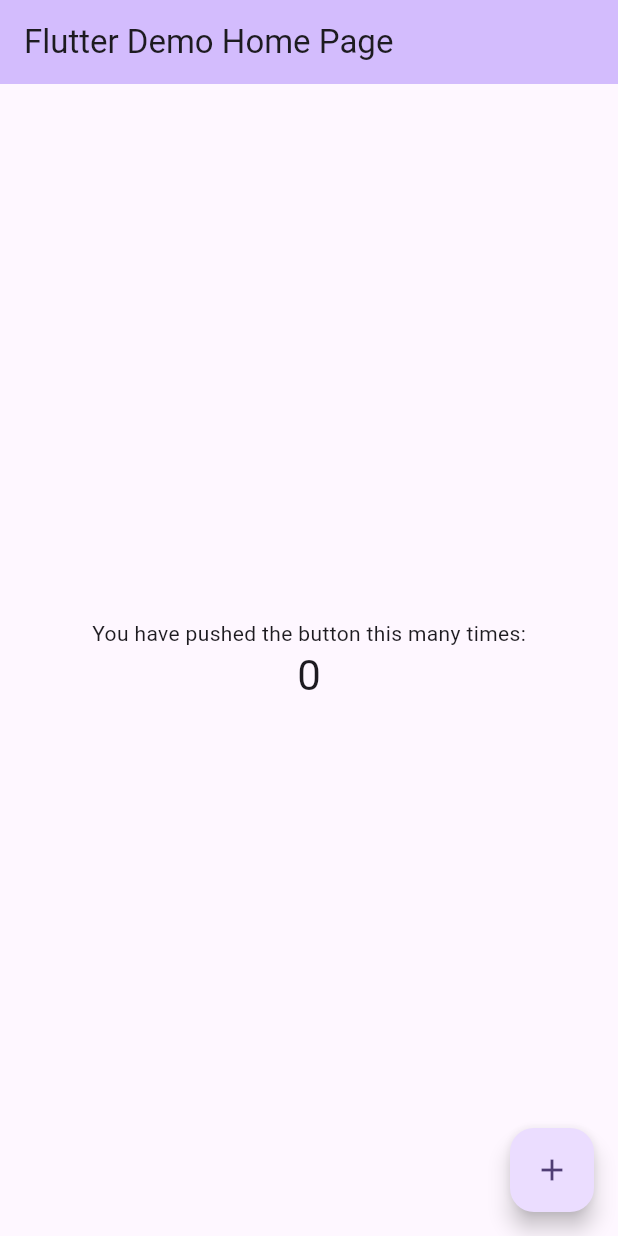
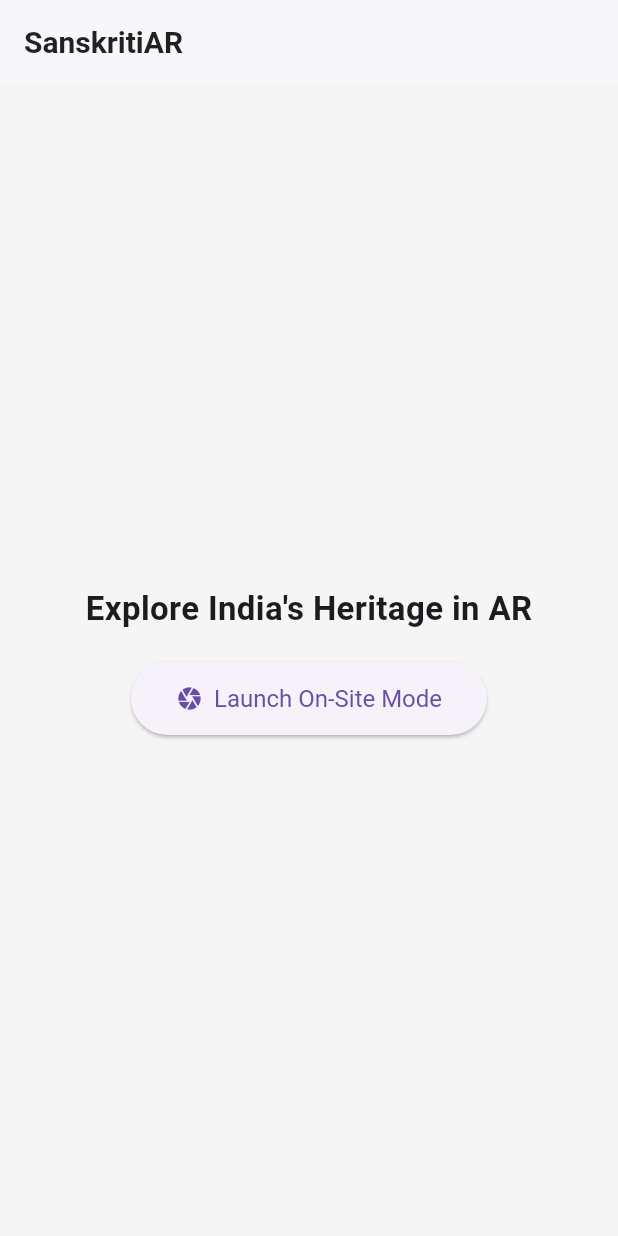
Before and after one commit to mainakpaul2005/SanskritiAR, a Flutter app: the screen it shows after launch, on a phone screen of 412 x 824 dp. Run offline on Flutter 3.47's test engine with Material 3 defaults, Android fonts, the phone set to English and light mode, and no system bars; missing offline and left inert: ar_flutter_plugin.

Commit message:
TL commit 2

```diff
--- a/sanskritiar_app/lib/config.dart
+++ /dev/null
@@ -1,3 +0,0 @@
-class AppConfig {
-  static const String backendUrl = "http://10.0.2.2:8000"; // 10.0.2.2 is localhost for Android emulator
-}
--- a/sanskritiar_app/lib/main.dart
+++ b/sanskritiar_app/lib/main.dart
@@ -1,4 +1,5 @@
 import 'package:flutter/material.dart';
+import 'package:sanskritiar_app/screens/home_screen.dart';
 
 void main() {
   runApp(const MyApp());
@@ -7,116 +8,26 @@ void main() {
 class MyApp extends StatelessWidget {
   const MyApp({super.key});
 
-  // This widget is the root of your application.
   @override
   Widget build(BuildContext context) {
     return MaterialApp(
-      title: 'Flutter Demo',
+      title: 'SanskritiAR',
       theme: ThemeData(
-        // This is the theme of your application.
-        //
-        // TRY THIS: Try running your application with "flutter run". You'll see
-        // the application has a purple toolbar. Then, without quitting the app,
-        // try changing the seedColor in the colorScheme below to Colors.green
-        // and then invoke "hot reload" (save your changes or press the "hot
-        // reload" button in a Flutter-supported IDE, or press "r" if you used
-        // the command line to start the app).
-        //
-        // Notice that the counter didn't reset back to zero; the application
-        // state is not lost during the reload. To reset the state, use hot
-        // restart instead.
-        //
-        // This works for code too, not just values: Most code changes can be
-        // tested with just a hot reload.
-        colorScheme: ColorScheme.fromSeed(seedColor: Colors.deepPurple),
+        primarySwatch: Colors.deepOrange,
+        scaffoldBackgroundColor: const Color(0xFFF5F5F5),
+        appBarTheme: const AppBarTheme(
+          backgroundColor: Colors.white,
+          elevation: 1,
+          iconTheme: IconThemeData(color: Colors.black87),
+          titleTextStyle: TextStyle(
+            color: Colors.black87,
+            fontSize: 20,
+            fontWeight: FontWeight.bold,
+          ),
+        ),
+        visualDensity: VisualDensity.adaptivePlatformDensity,
       ),
-      home: const MyHomePage(title: 'Flutter Demo Home Page'),
+      home: const HomeScreen(),
     );
   }
 }
-
-class MyHomePage extends StatefulWidget {
-  const MyHomePage({super.key, required this.title});
-
-  // This widget is the home page of your application. It is stateful, meaning
-  // that it has a State object (defined below) that contains fields that affect
-  // how it looks.
-
-  // This class is the configuration for the state. It holds the values (in this
-  // case the title) provided by the parent (in this case the App widget) and
-  // used by the build method of the State. Fields in a Widget subclass are
-  // always marked "final".
-
-  final String title;
-
-  @override
-  State<MyHomePage> createState() => _MyHomePageState();
-}
-
-class _MyHomePageState extends State<MyHomePage> {
-  int _counter = 0;
-
-  void _incrementCounter() {
-    setState(() {
-      // This call to setState tells the Flutter framework that something has
-      // changed in this State, which causes it to rerun the build method below
-      // so that the display can reflect the updated values. If we changed
-      // _counter without calling setState(), then the build method would not be
-      // called again, and so nothing would appear to happen.
-      _counter++;
-    });
-  }
-
-  @override
-  Widget build(BuildContext context) {
-    // This method is rerun every time setState is called, for instance as done
-    // by the _incrementCounter method above.
-    //
-    // The Flutter framework has been optimized to make rerunning build methods
-    // fast, so that you can just rebuild anything that needs updating rather
-    // than having to individually change instances of widgets.
-    return Scaffold(
-      appBar: AppBar(
-        // TRY THIS: Try changing the color here to a specific color (to
-        // Colors.amber, perhaps?) and trigger a hot reload to see the AppBar
-        // change color while the other colors stay the same.
-        backgroundColor: Theme.of(context).colorScheme.inversePrimary,
-        // Here we take the value from the MyHomePage object that was created by
-        // the App.build method, and use it to set our appbar title.
-        title: Text(widget.title),
-      ),
-      body: Center(
-        // Center is a layout widget. It takes a single child and positions it
-        // in the middle of the parent.
-        child: Column(
-          // Column is also a layout widget. It takes a list of children and
-          // arranges them vertically. By default, it sizes itself to fit its
-          // children horizontally, and tries to be as tall as its parent.
-          //
-          // Column has various properties to control how it sizes itself and
-          // how it positions its children. Here we use mainAxisAlignment to
-          // center the children vertically; the main axis here is the vertical
-          // axis because Columns are vertical (the cross axis would be
-          // horizontal).
-          //
-          // TRY THIS: Invoke "debug painting" (choose the "Toggle Debug Paint"
-          // action in the IDE, or press "p" in the console), to see the
-          // wireframe for each widget.
-          mainAxisAlignment: MainAxisAlignment.center,
-          children: <Widget>[
-            const Text('You have pushed the button this many times:'),
-            Text(
-              '$_counter',
-              style: Theme.of(context).textTheme.headlineMedium,
-            ),
-          ],
-        ),
-      ),
-      floatingActionButton: FloatingActionButton(
-        onPressed: _incrementCounter,
-        tooltip: 'Increment',
-        child: const Icon(Icons.add),
-      ), // This trailing comma makes auto-formatting nicer for build methods.
-    );
-  }
-}
--- /dev/null
+++ b/sanskritiar_app/lib/screens/home_screen.dart
@@ -0,0 +1,42 @@
+import 'package:flutter/material.dart';
+import 'package:sanskritiar_app/screens/ar_screen.dart';
+
+class HomeScreen extends StatelessWidget {
+  const HomeScreen({super.key});
+
+  @override
+  Widget build(BuildContext context) {
+    return Scaffold(
+      appBar: AppBar(
+        title: const Text('SanskritiAR'),
+      ),
+      body: Center(
+        child: Column(
+          mainAxisAlignment: MainAxisAlignment.center,
+          children: [
+            const Text(
+              'Explore India\'s Heritage in AR',
+              style: TextStyle(fontSize: 22, fontWeight: FontWeight.bold),
+            ),
+            const SizedBox(height: 20),
+            ElevatedButton.icon(
+              icon: const Icon(Icons.camera),
+              label: const Text('Launch On-Site Mode'),
+              style: ElevatedButton.styleFrom(
+                padding: const EdgeInsets.symmetric(horizontal: 30, vertical: 15),
+                textStyle: const TextStyle(fontSize: 16),
+              ),
+              onPressed: () {
+                // We pass a mock POI ID for testing
+                Navigator.push(
+                  context,
+                  MaterialPageRoute(builder: (context) => const ArScreen(poiId: 1)),
+                );
+              },
+            ),
+          ],
+        ),
+      ),
+    );
+  }
+}
```
Also changed, not shown: sanskritiar_app/lib/screens/ar_screen.dart (added, +103 -0 lines), sanskritiar_app/lib/services/api_service.dart (added, +17 -0 lines), sanskritiar_app/pubspec.yaml (+74 -12 lines), sanskritiar_app/pubspec.lock, 14 other files.
